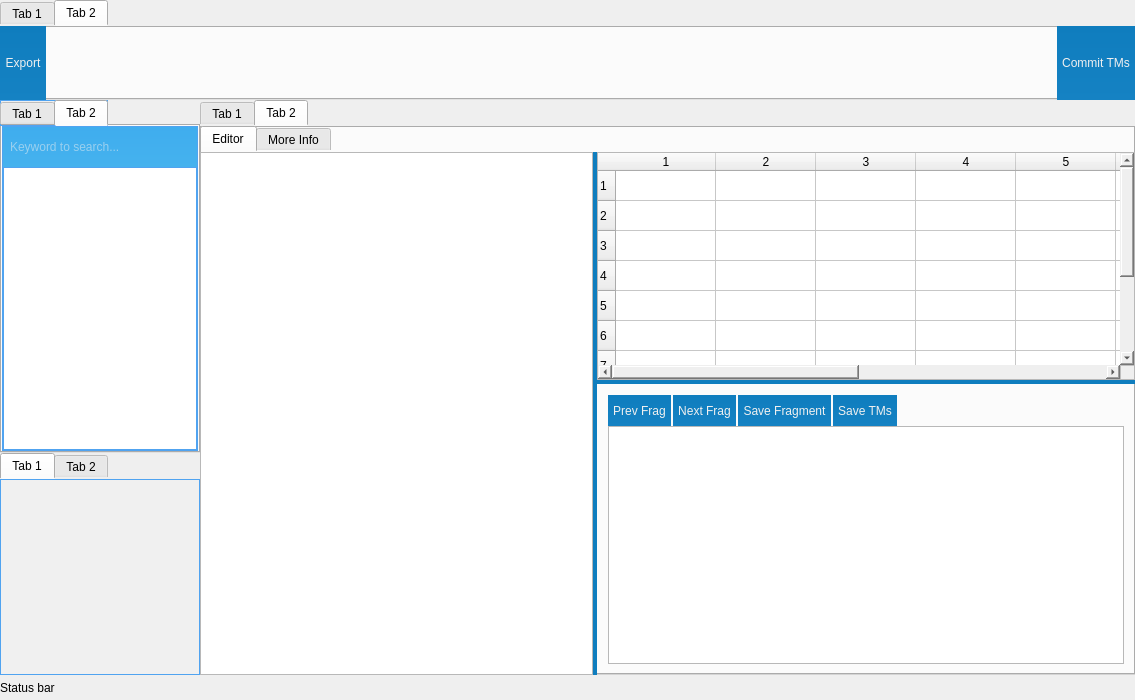
longteng9/WikiMate, file MainWindow.ui: the form before one commit.
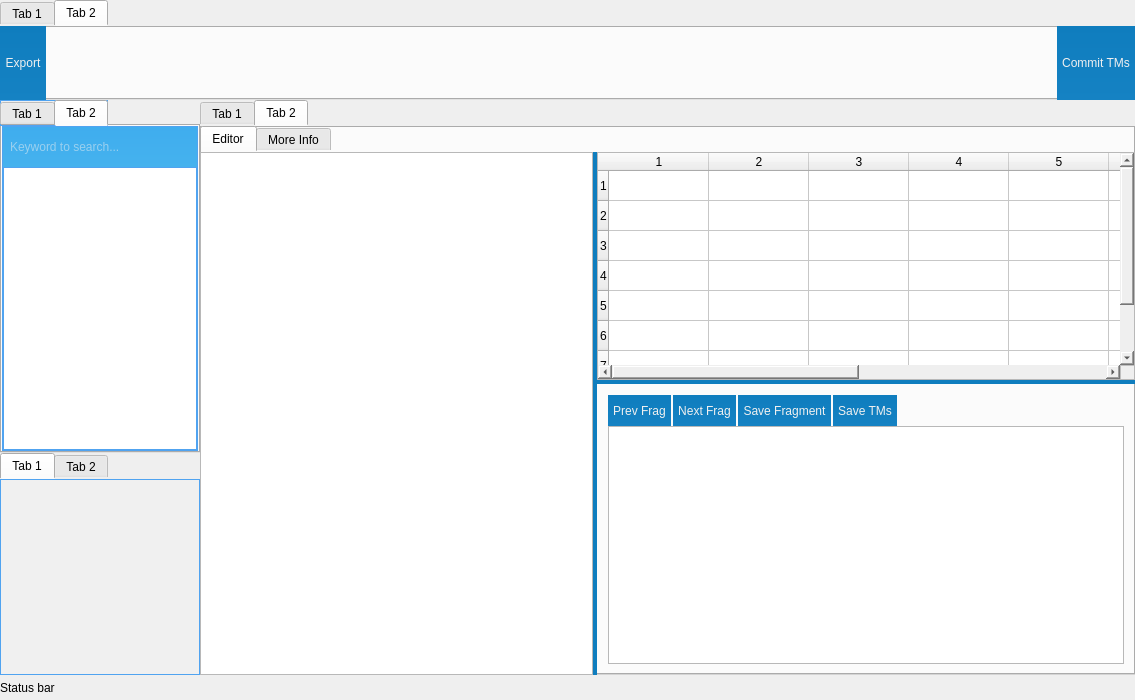
The form after the commit. Custom widgets are drawn as their Qt base class.

What changed in the file:
```diff
--- a/MainWindow.ui
+++ b/MainWindow.ui
@@ -821,7 +821,7 @@
                      <bool>true</bool>
                     </property>
                     <property name="rowCount">
-                     <number>10</number>
+                     <number>8</number>
                     </property>
                     <property name="columnCount">
                      <number>10</number>
@@ -834,8 +834,6 @@
                     <row/>
                     <row/>
                     <row/>
-                    <row/>
-                    <row/>
                     <column/>
                     <column/>
                     <column/>
```
